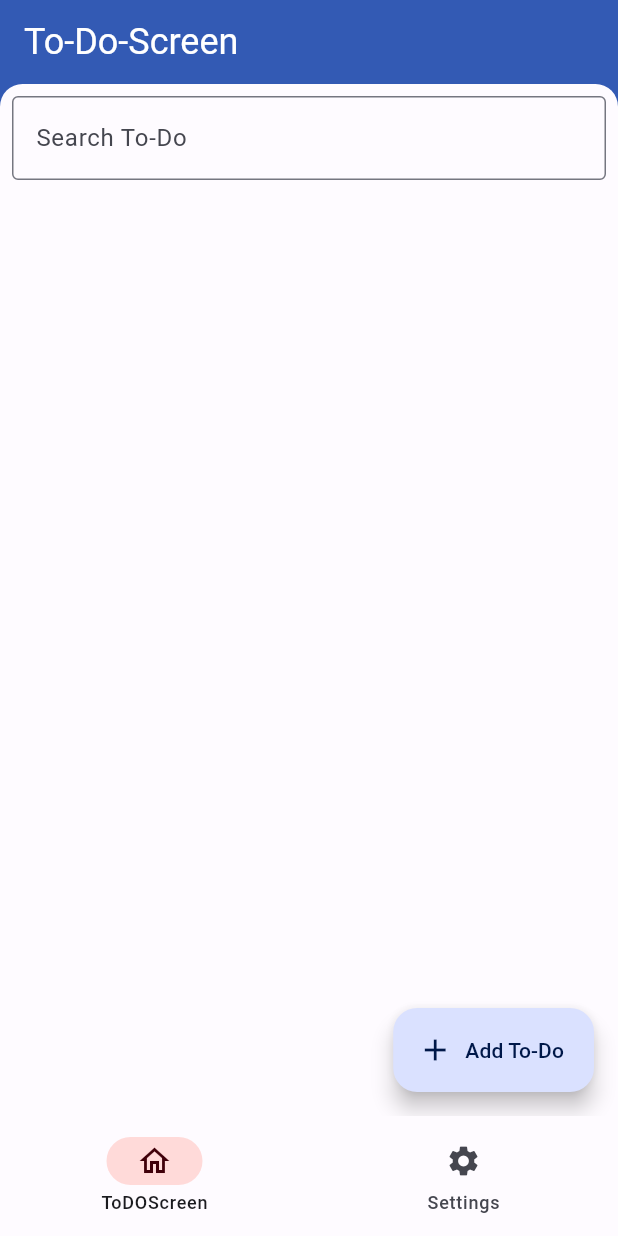
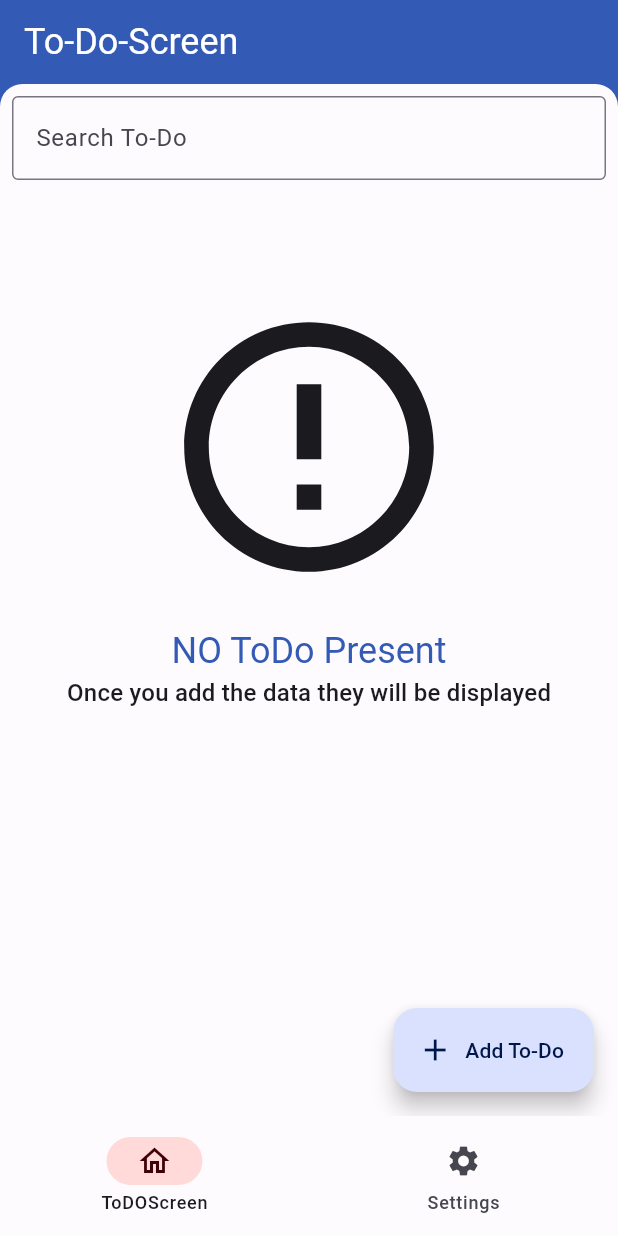
Before and after one commit to SandeshPAUDELs/to-do-app, a Flutter app: the screen it shows after launch, on a phone screen of 412 x 824 dp. Run offline on Flutter 3.47's test engine with Material 3 defaults, Android fonts, the phone set to English and light mode, and no system bars; our stand-ins replace device_preview, flutter_markdown, shared_preferences.

Commit message:
data na bhako handle garne

```diff
--- /dev/null
+++ b/lib/styles/no_data.dart
@@ -0,0 +1,42 @@
+import 'package:flutter/material.dart';
+
+class NoData extends StatelessWidget {
+  final String title, subtitle;
+  final IconData icon;
+
+  const NoData({
+    super.key,
+    required this.title,
+    required this.subtitle,
+    required this.icon,
+  });
+
+  @override
+  Widget build(BuildContext context) {
+    return Center(
+      child: Column(
+        children: [
+          const SizedBox(height: 70),
+          Icon(
+            icon,
+            size: 200,
+            color: Theme.of(context).colorScheme.onSurface,
+          ),
+          const SizedBox(height: 20),
+          Text(
+            title,
+            style: Theme.of(context).textTheme.headlineSmall!.copyWith(
+                  color: Theme.of(context).colorScheme.primary,
+                ),
+          ),
+          Text(
+            subtitle,
+            style: Theme.of(context).textTheme.titleMedium!.copyWith(
+                  color: Theme.of(context).colorScheme.onSurface,
+                ),
+          ),
+        ],
+      ),
+    );
+  }
+}
--- a/lib/viewModels/to-do_vm.dart
+++ b/lib/viewModels/to-do_vm.dart
@@ -4,8 +4,11 @@ import 'package:flutter_application_1/models/todo_models.dart';
 class TodoViewModel extends ChangeNotifier {
   List<TodoModel> _todos = [];
   String _searchQuery = '';
-// search garera list ma dekhauna
+// search garera list ma dekhauna provider ma data caina bhane data xaina dekhauxa
   List<TodoModel> get todos {
+    if(_todos.isEmpty){
+      return [];
+    }
     if (_searchQuery.isEmpty) {
       return _todos;
     } else {
@@ -13,6 +16,17 @@ class TodoViewModel extends ChangeNotifier {
           .where((todo) =>
               todo.title.toLowerCase().contains(_searchQuery.toLowerCase()))
           .toList();
+    }
+  }
+ // to do xa ki xaina chaeck garne
+  bool get hasTodos => _todos.isNotEmpty;
+
+  bool get hasSearchResults {
+    if (_searchQuery.isEmpty) {
+      return true;
+    } else {
+      return _todos.any((todo) =>
+          todo.title.toLowerCase().contains(_searchQuery.toLowerCase()));
     }
   }
 
--- a/lib/views/to_doScreen.dart
+++ b/lib/views/to_doScreen.dart
@@ -3,6 +3,7 @@ import 'package:flutter_application_1/models/todo_models.dart';
 import 'package:flutter_application_1/styles/app_bar.dart';
 import 'package:flutter_application_1/styles/button_styles.dart';
 import 'package:flutter_application_1/styles/container_style.dart';
+import 'package:flutter_application_1/styles/no_data.dart';
 import 'package:flutter_application_1/viewModels/to-do_vm.dart';
 import 'package:flutter_application_1/views/markdownScreen.dart';
 import 'package:flutter_application_1/styles/forms_field.dart';
@@ -16,7 +17,6 @@ class TodoListScreen extends StatelessWidget {
     final _titleController = TextEditingController();
     final _descriptionController = TextEditingController();
     final todoViewModel = Provider.of<TodoViewModel>(context);
-
     return Scaffold(
   appBar: CustomAppBarTheme.appBarStyle(context, 'To-Do-Screen'),
   body: Stack(
@@ -24,7 +24,8 @@ class TodoListScreen extends StatelessWidget {
       Container(
         width: double.infinity,
         height: 20,
-              color: Theme.of(context).colorScheme.primary),
+        color: Theme.of(context).colorScheme.primary,
+      ),
       ClipRRect(
         borderRadius: const BorderRadius.only(
           topLeft: Radius.circular(15),
@@ -48,7 +49,9 @@ class TodoListScreen extends StatelessWidget {
                 ),
               ),
               Expanded(
-                    child: ListView.builder(
+                child: todoViewModel.hasTodos
+                    ? (todoViewModel.hasSearchResults
+                        ? ListView.builder(
                             itemCount: todoViewModel.todos.length,
                             itemBuilder: (context, index) {
                               final todo = todoViewModel.todos[index];
@@ -61,31 +64,16 @@ class TodoListScreen extends StatelessWidget {
                                     MaterialPageRoute(
                                       builder: (context) =>
                                           TodoDetailScreen(todo: todo),
-                                ));
+                                    ),
+                                  );
                                 },
                               );
-                        // return GestureDetector(
-                        //   onTap: () {
-                        //     Navigator.push(
-                        //         context,
-                        //         MaterialPageRoute(
-                        //           builder: (context) =>
-                        //               TodoDetailScreen(todo: todo),
-                        //         ));
-                        //   },
-                        //   child: ListTile(
-                        //     title: Text(todo.title),
-                        //     subtitle: Text(todo.description),
-                        //     trailing: IconButton(
-                        //       icon: const Icon(Icons.delete),
-                        //       onPressed: () {
-                        //         todoViewModel.remove(todo);
-                        //       },
-                        //     ),
-                        //   ),
-                        // );
                             },
-                    ),
+                          )
+                        :
+                        NoData(title: 'NO Result', subtitle: 'Your Search query not found', icon: Icons.search_off_sharp)
+                        )
+                    : NoData(title: 'NO ToDo Present', subtitle: 'Once you add the data they will be displayed', icon: Icons.error_outline_outlined),
               ),
             ],
           ),
@@ -93,6 +81,84 @@ class TodoListScreen extends StatelessWidget {
       ),
     ],
   ),
+
+
+    // return Scaffold(
+    //   appBar: CustomAppBarTheme.appBarStyle(context, 'To-Do-Screen'),
+    //   body: Stack(
+    //     children: [
+    //       Container(
+    //           width: double.infinity,
+    //           height: 20,
+    //           color: Theme.of(context).colorScheme.primary),
+    //       ClipRRect(
+    //         borderRadius: const BorderRadius.only(
+    //           topLeft: Radius.circular(15),
+    //           topRight: Radius.circular(15),
+    //         ),
+    //         child: Container(
+    //           width: double.infinity,
+    //           color: Theme.of(context).colorScheme.surface,
+    //           child: Column(
+    //             children: [
+    //               Padding(
+    //                 padding: const EdgeInsets.all(8.0),
+    //                 child: TextField(
+    //                   decoration: const InputDecoration(
+    //                     hintText: 'Search To-Do',
+    //                     border: OutlineInputBorder(),
+    //                   ),
+    //                   onChanged: (query) {
+    //                     todoViewModel.updateSearchQuery(query);
+    //                   },
+    //                 ),
+    //               ),
+    //               Expanded(
+    //                 child: ListView.builder(
+    //                   itemCount: todoViewModel.todos.length,
+    //                   itemBuilder: (context, index) {
+    //                     final todo = todoViewModel.todos[index];
+    //                     return DefaultListTile(
+    //                       title: todo.title,
+    //                       subtitle: todo.description,
+    //                       onTap: () {
+    //                         Navigator.push(
+    //                             context,
+    //                             MaterialPageRoute(
+    //                               builder: (context) =>
+    //                                   TodoDetailScreen(todo: todo),
+    //                             ));
+    //                       },
+    //                     );
+    //                     // return GestureDetector(
+    //                     //   onTap: () {
+    //                     //     Navigator.push(
+    //                     //         context,
+    //                     //         MaterialPageRoute(
+    //                     //           builder: (context) =>
+    //                     //               TodoDetailScreen(todo: todo),
+    //                     //         ));
+    //                     //   },
+    //                     //   child: ListTile(
+    //                     //     title: Text(todo.title),
+    //                     //     subtitle: Text(todo.description),
+    //                     //     trailing: IconButton(
+    //                     //       icon: const Icon(Icons.delete),
+    //                     //       onPressed: () {
+    //                     //         todoViewModel.remove(todo);
+    //                     //       },
+    //                     //     ),
+    //                     //   ),
+    //                     // );
+    //                   },
+    //                 ),
+    //               ),
+    //             ],
+    //           ),
+    //         ),
+    //       ),
+    //     ],
+    //   ),
       floatingActionButton: FloatingActionButton.extended(
         onPressed: () {
           showDialog(
```
Lines whose indentation alone changed are shown as unchanged.
